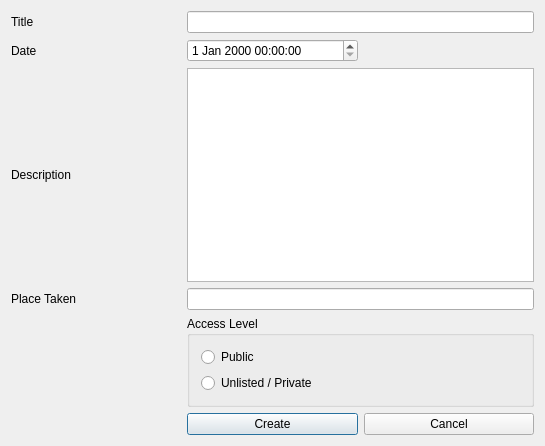
This is picasawebexport/picasawebnewalbumdialog.ui in KDE/kipi-plugins as Qt 5 draws it before an edit. The edited form follows.
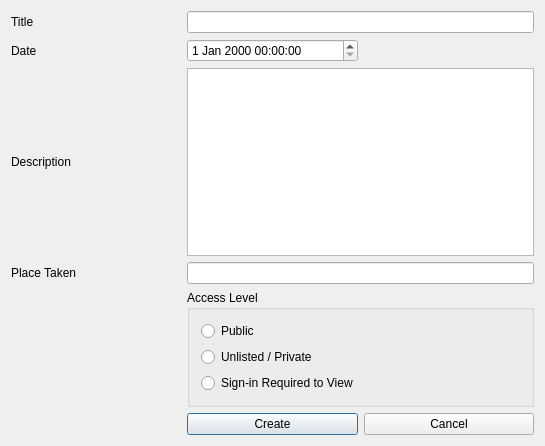
This is the edited form. Custom widgets are drawn as their Qt base class.

Commit message: PicasaWeb support new new type of album: protected (sign-in required to view)

Patch:
```diff
--- a/picasawebexport/picasawebnewalbumdialog.ui
+++ b/picasawebexport/picasawebnewalbumdialog.ui
@@ -72,6 +72,13 @@
         </property>
        </widget>
       </item>
+      <item>
+       <widget class="QRadioButton" name="m_isProtectedRadioButton" >
+        <property name="text" >
+         <string>Sign-in Required to View</string>
+        </property>
+       </widget>
+      </item>
      </layout>
     </widget>
    </item>
```
The commit also changes 2 other files.
